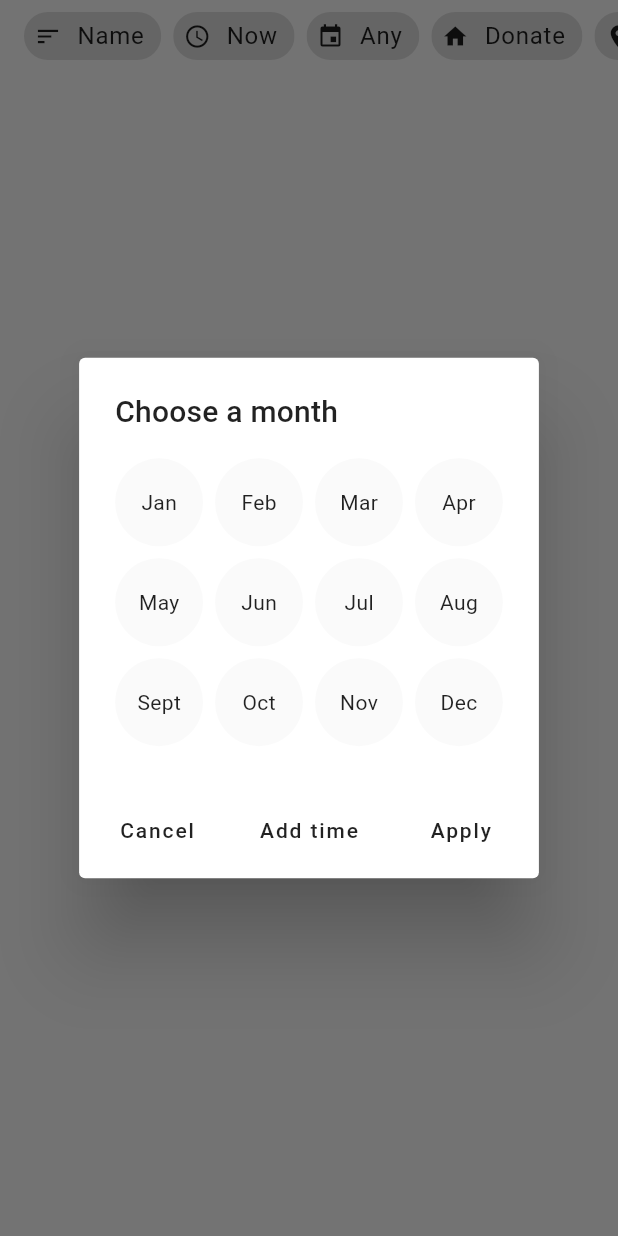
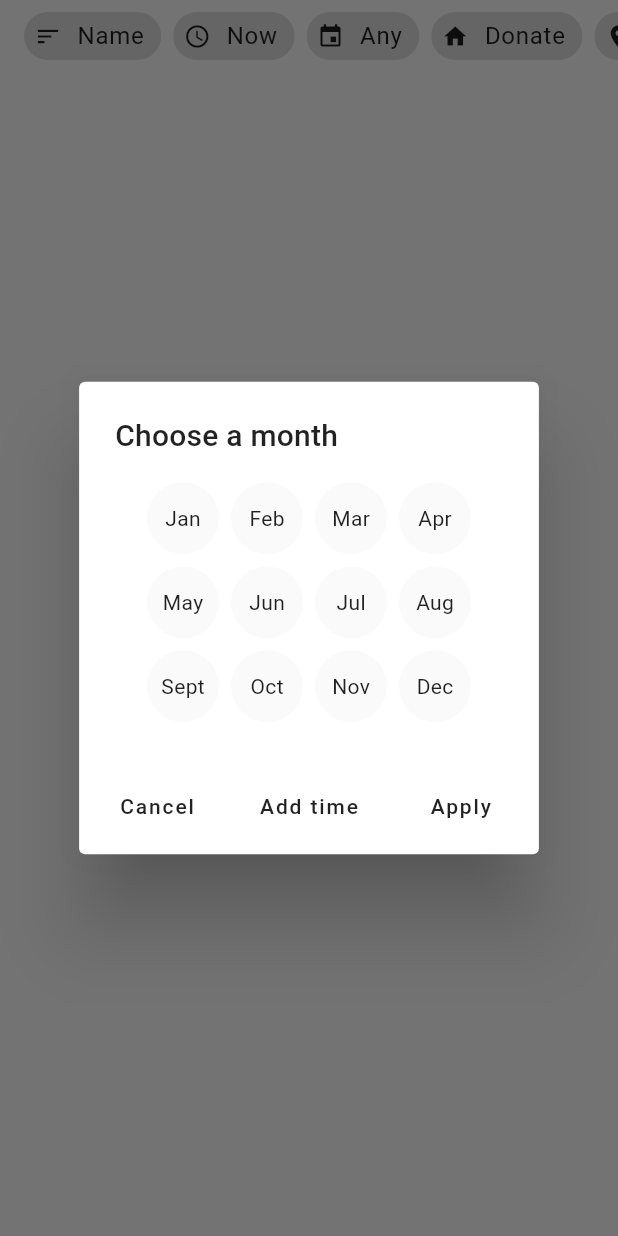
Before and after one commit to brianji/animalxref, a Flutter app: the Chips widget shown alone on an empty page, opened directly with empty values, after a tap on "Any", on a phone screen of 412 x 824 dp. Run offline on Flutter 3.47's test engine with Material 2 defaults, Android fonts, the light colour scheme and no system bars; our stand-ins replace shared_preferences; accounts and stored records are empty.

Commit message:
Allow changing time chip.

```diff
--- a/lib/chips.dart
+++ b/lib/chips.dart
@@ -85,20 +85,15 @@ class Chips extends StatelessWidget {
           ),
           if (filter.time != Time.now)
             Builder(
-              builder: (context) => FilterChip(
+              builder: (context) => InputChip(
                 label: Text(filter.time == Time.any
                     ? 'Any'
                     : filter.monthHour.toString()),
                 avatar: Icon(Icons.event, size: 18),
-                onSelected: (v) async {
-                  if (!v) {
-                    filter.time = Time.any;
-                    return;
-                  }
-
+                onPressed: () async {
                   final notifier = ValueNotifier(
-                    MonthHour(DateTime.now().toLocal().month),
-                  );
+                      Provider.of<MonthHour>(context, listen: false) ??
+                          MonthHour.fromDateTime(DateTime.now().toLocal()));
                   var addTime = false;
 
                   final month = await showModal<MonthHour>(
@@ -108,24 +103,47 @@ class Chips extends StatelessWidget {
                       title: Text('Choose a month'),
                       content: ChangeNotifierProvider.value(
                         value: notifier,
-                        child: GridView.count(
-                          shrinkWrap: true,
-                          crossAxisSpacing: 8,
-                          mainAxisSpacing: 8,
-                          crossAxisCount: 4,
+                        child: Column(
+                          mainAxisSize: MainAxisSize.min,
+                          children: [
+                            Row(
+                              mainAxisSize: MainAxisSize.min,
                               children: [
                                 _MonthButton(text: 'Jan', value: 1),
+                                SizedBox(width: 8),
                                 _MonthButton(text: 'Feb', value: 2),
+                                SizedBox(width: 8),
                                 _MonthButton(text: 'Mar', value: 3),
+                                SizedBox(width: 8),
                                 _MonthButton(text: 'Apr', value: 4),
+                              ],
+                            ),
+                            SizedBox(height: 8),
+                            Row(
+                              mainAxisSize: MainAxisSize.min,
+                              children: [
                                 _MonthButton(text: 'May', value: 5),
+                                SizedBox(width: 8),
                                 _MonthButton(text: 'Jun', value: 6),
+                                SizedBox(width: 8),
                                 _MonthButton(text: 'Jul', value: 7),
+                                SizedBox(width: 8),
                                 _MonthButton(text: 'Aug', value: 8),
+                              ],
+                            ),
+                            SizedBox(height: 8),
+                            Row(
+                              mainAxisSize: MainAxisSize.min,
+                              children: [
                                 _MonthButton(text: 'Sept', value: 9),
+                                SizedBox(width: 8),
                                 _MonthButton(text: 'Oct', value: 10),
+                                SizedBox(width: 8),
                                 _MonthButton(text: 'Nov', value: 11),
+                                SizedBox(width: 8),
                                 _MonthButton(text: 'Dec', value: 12),
+                              ],
+                            ),
                           ],
                         ),
                       ),
@@ -152,20 +170,26 @@ class Chips extends StatelessWidget {
                   );
                   if (month == null) return;
 
+                  TimeOfDay time;
                   if (addTime) {
-                    final time = await showTimePicker(
+                    time = await showTimePicker(
                       context: context,
-                      initialTime: TimeOfDay.now(),
+                      initialTime: TimeOfDay(
+                        hour: notifier.value?.hour ?? 0,
+                        minute: 0,
+                      ),
                       builder: _buildPicker,
                     );
-                    notifier.value = MonthHour(
+                  }
+
+                  filter.monthHour = MonthHour(
                     notifier.value.month,
                     time?.hour,
                   );
-                  }
-
-                  filter.monthHour = notifier.value;
                 },
+                onDeleted: filter.time == Time.any
+                    ? null
+                    : () => filter.time = Time.any,
                 selected: filter.time != Time.any,
                 showCheckmark: false,
               ),
@@ -314,6 +338,8 @@ class Chips extends StatelessWidget {
 }
 
 class _MonthButton extends StatelessWidget {
+  static const _size = 48.0;
+
   final String text;
   final int value;
 
@@ -325,13 +351,13 @@ class _MonthButton extends StatelessWidget {
     final theme = ChipTheme.of(context);
     final month = notifier.value.month;
     return Material(
-      borderRadius: BorderRadius.circular(50),
+      borderRadius: BorderRadius.circular(_size / 2),
       color: month == value ? theme.selectedColor : theme.backgroundColor,
       child: InkWell(
         onTap: () => notifier.value = MonthHour(value),
         child: Container(
-          width: 100,
-          height: 100,
+          width: _size,
+          height: _size,
           alignment: Alignment.center,
           child: Text(text),
         ),
--- a/lib/critter.dart
+++ b/lib/critter.dart
@@ -46,6 +46,7 @@ class Critter {
           return (start <= end && month >= start && month <= end) ||
               (start > end && (month <= end || month >= start));
         }) &&
+        (hour == null ||
             times.any((t) {
               if (t == 'Any') return true;
               final range = t.split('-');
@@ -53,7 +54,7 @@ class Critter {
               final end = _timeFormat.parse(range.last).hour;
               return (start <= end && hour >= start && hour < end) ||
                   (start > end && (hour < end || hour >= start));
-        });
+            }));
   }
 
   @override
--- a/lib/filter.dart
+++ b/lib/filter.dart
@@ -77,6 +77,9 @@ class MonthHour {
   final int hour;
 
   const MonthHour(this.month, [this.hour]);
+
+  MonthHour.fromDateTime(DateTime dateTime)
+      : this(dateTime.month, dateTime.hour);
 
   @override
   String toString() {
```
Lines whose indentation alone changed are shown as unchanged.
